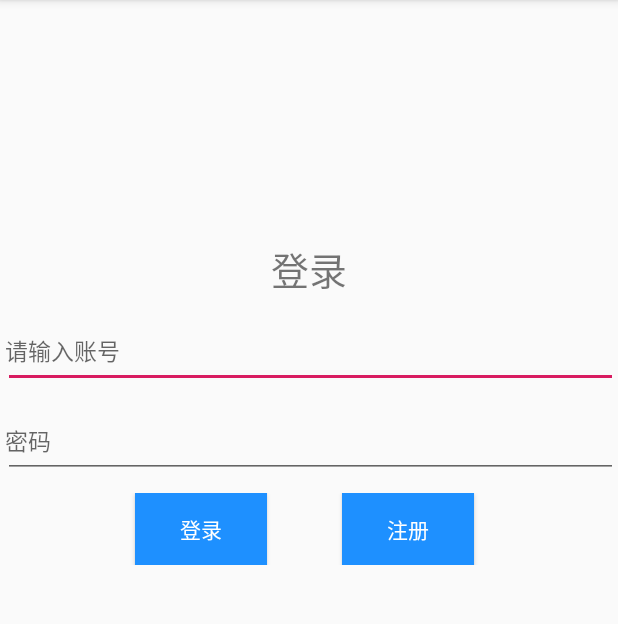
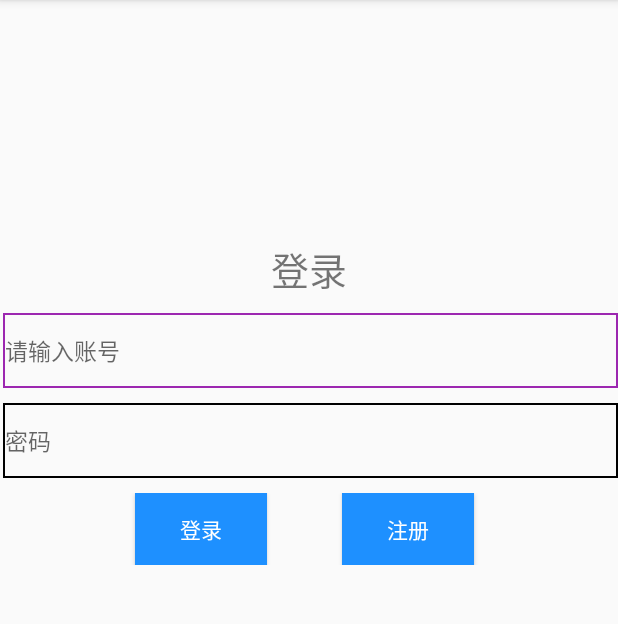
Before and after one commit to xiaotk/secondProject, an Android app: the screen it shows after launch (MainActivity), on a phone screen of 412 x 824 dp, the part 84-708 px from its top. Run offline under Robolectric (Android 15) with nearby library versions, the phone set to English and light mode, and no system bars.

Commit message:
修改登录页面样式

```diff
--- a/app/src/main/AndroidManifest.xml
+++ b/app/src/main/AndroidManifest.xml
@@ -9,7 +9,8 @@
         android:roundIcon="@mipmap/ic_launcher_round"
         android:supportsRtl="true"
         android:theme="@style/AppTheme">
-        <activity android:name=".ChoseImage"></activity>
+        <activity android:name=".RegisterActivity"></activity>
+        <activity android:name=".ChoseImage" />
         <activity android:name=".MainActivity">
             <intent-filter>
                 <action android:name="android.intent.action.MAIN" />
--- /dev/null
+++ b/app/src/main/res/drawable/border_edit_text.xml
@@ -0,0 +1,13 @@
+<?xml version="1.0" encoding="utf-8"?>
+<selector xmlns:android="http://schemas.android.com/apk/res/android">
+<item android:state_focused="true">
+    <shape>
+        <stroke android:color="#9C27B0" android:width="1dp"/>
+    </shape>
+</item>
+    <item android:state_focused="false">
+        <shape>
+            <stroke android:color="#000" android:width="1dp"/>
+        </shape>
+    </item>
+</selector>
--- a/app/src/main/res/layout/register.xml
+++ b/app/src/main/res/layout/register.xml
@@ -22,7 +22,8 @@
         android:layout_marginLeft="2dp"
         android:hint="请输入账号"
         android:padding="1dp"
-        android:textSize="15sp" >
+        android:textSize="15sp"
+        android:background="@drawable/border_edit_text">
     </EditText>
 
 
@@ -34,7 +35,8 @@
         android:padding="1dp"
         android:layout_marginTop="10dp"
         android:inputType="textPassword"
-        android:textSize="15sp" >
+        android:textSize="15sp"
+        android:background="@drawable/border_edit_text">
     </EditText>
 
         <LinearLayout
```
Also changed, not shown: app/src/main/java/com/example/new_app2/RegisterActivity.java (added, +14 -0 lines), app/src/main/res/layout/activity_register.xml (added, +121 -0 lines).
